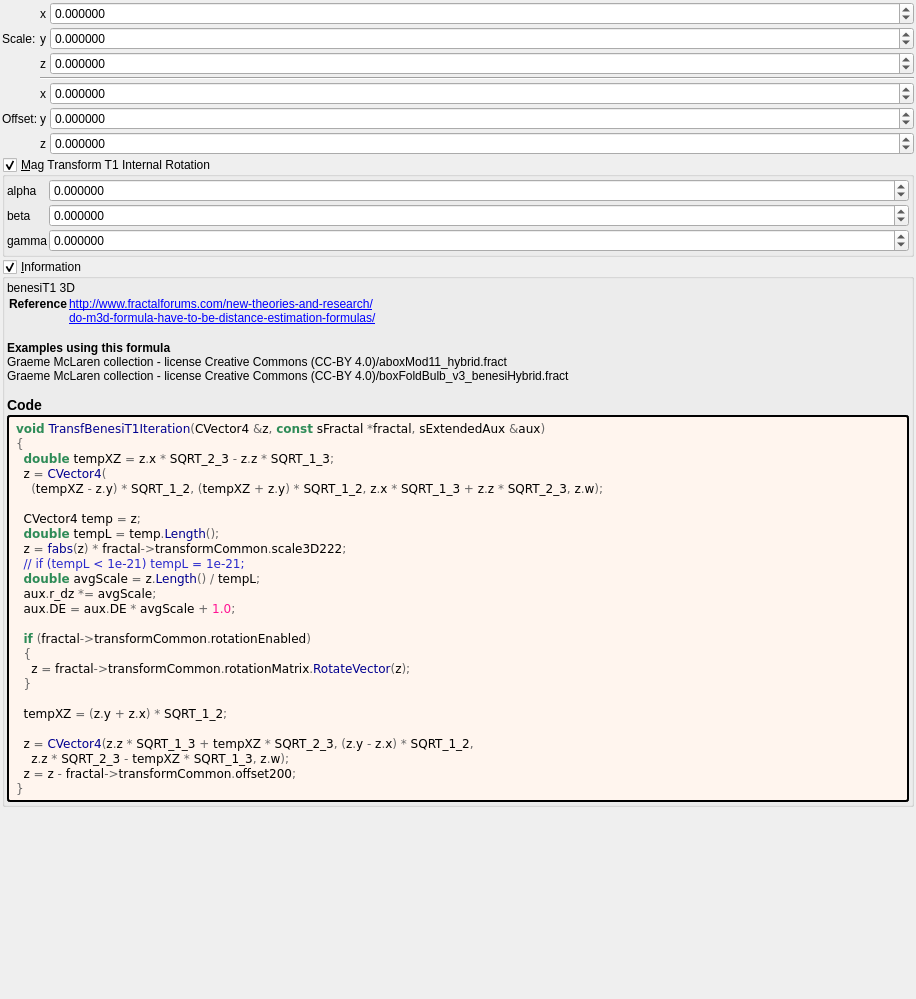
First picture: the form in mandelbulber2/formula/ui/transf_benesi_t1.ui, repository buddhi1980/mandelbulber2, before the edit.
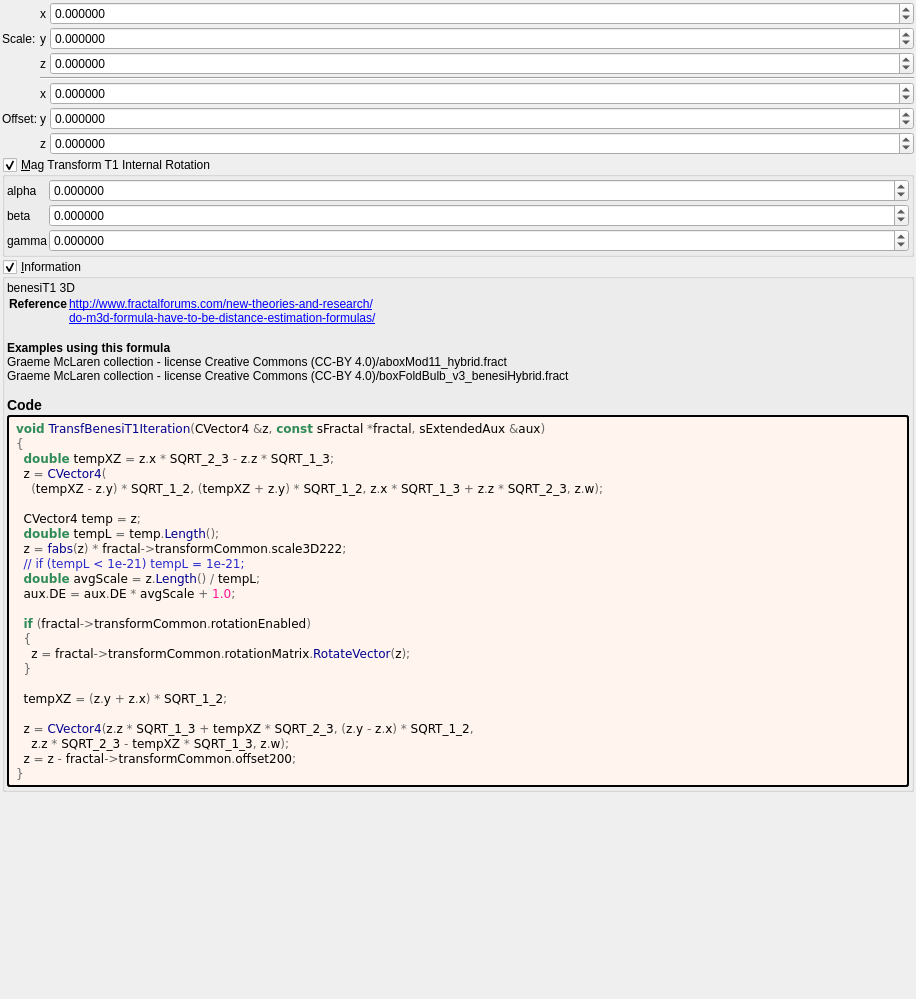
Second picture: the form after the edit. Custom widgets are drawn as their Qt base class.

```diff
--- a/mandelbulber2/formula/ui/transf_benesi_t1.ui
+++ b/mandelbulber2/formula/ui/transf_benesi_t1.ui
@@ -472,7 +472,6 @@
   z &lt;span style=&quot;color:#676767&quot;&gt;=&lt;/span&gt; &lt;span style=&quot;color:#00008f&quot;&gt;fabs&lt;/span&gt;&lt;span style=&quot;color:#676767&quot;&gt;(&lt;/span&gt;z&lt;span style=&quot;color:#676767&quot;&gt;) *&lt;/span&gt; fractal&lt;span style=&quot;color:#676767&quot;&gt;-&amp;gt;&lt;/span&gt;transformCommon&lt;span style=&quot;color:#676767&quot;&gt;.&lt;/span&gt;scale3D222&lt;span style=&quot;color:#676767&quot;&gt;;&lt;/span&gt;
   &lt;span style=&quot;color:#2929cc&quot;&gt;// if (tempL &amp;lt; 1e-21) tempL = 1e-21;&lt;/span&gt;
   &lt;span style=&quot;color:#2e8b57; font-weight:bold&quot;&gt;double&lt;/span&gt; avgScale &lt;span style=&quot;color:#676767&quot;&gt;=&lt;/span&gt; z&lt;span style=&quot;color:#676767&quot;&gt;.&lt;/span&gt;&lt;span style=&quot;color:#00008f&quot;&gt;Length&lt;/span&gt;&lt;span style=&quot;color:#676767&quot;&gt;() /&lt;/span&gt; tempL&lt;span style=&quot;color:#676767&quot;&gt;;&lt;/span&gt;
-  aux&lt;span style=&quot;color:#676767&quot;&gt;.&lt;/span&gt;r_dz &lt;span style=&quot;color:#676767&quot;&gt;*=&lt;/span&gt; avgScale&lt;span style=&quot;color:#676767&quot;&gt;;&lt;/span&gt;
   aux&lt;span style=&quot;color:#676767&quot;&gt;.&lt;/span&gt;DE &lt;span style=&quot;color:#676767&quot;&gt;=&lt;/span&gt; aux&lt;span style=&quot;color:#676767&quot;&gt;.&lt;/span&gt;DE &lt;span style=&quot;color:#676767&quot;&gt;*&lt;/span&gt; avgScale &lt;span style=&quot;color:#676767&quot;&gt;+&lt;/span&gt; &lt;span style=&quot;color:#ff1493&quot;&gt;1.0&lt;/span&gt;&lt;span style=&quot;color:#676767&quot;&gt;;&lt;/span&gt;
 
   &lt;span style=&quot;color:#2e8b57; font-weight:bold&quot;&gt;if&lt;/span&gt; &lt;span style=&quot;color:#676767&quot;&gt;(&lt;/span&gt;fractal&lt;span style=&quot;color:#676767&quot;&gt;-&amp;gt;&lt;/span&gt;transformCommon&lt;span style=&quot;color:#676767&quot;&gt;.&lt;/span&gt;rotationEnabled&lt;span style=&quot;color:#676767&quot;&gt;)&lt;/span&gt;
```
